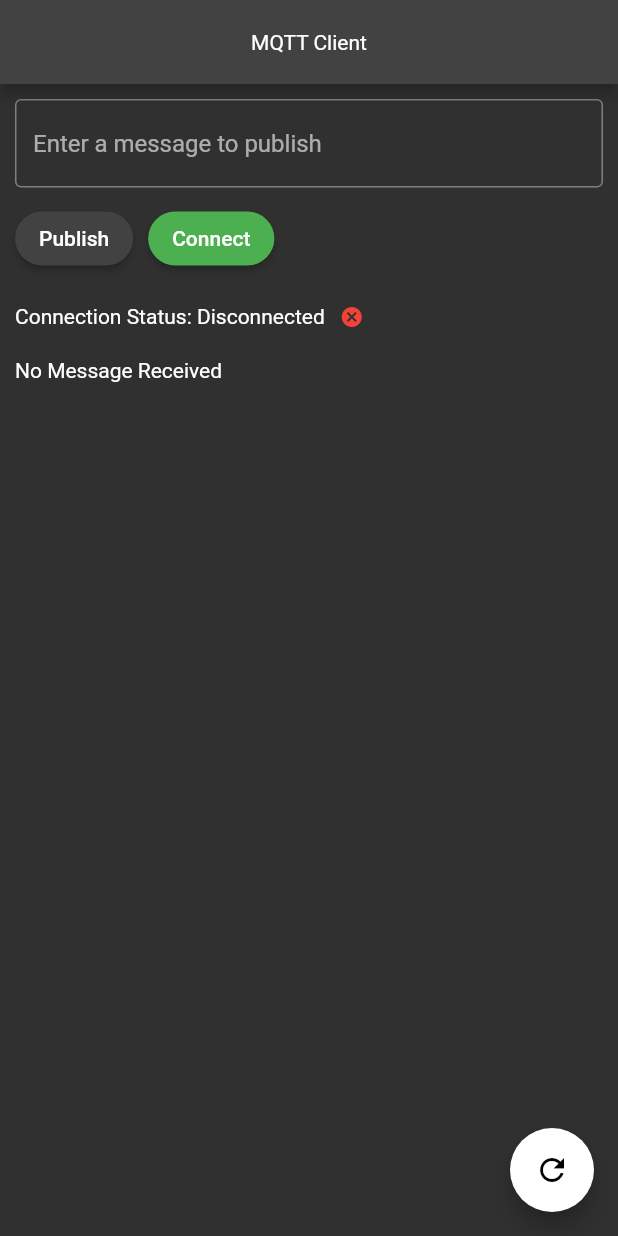
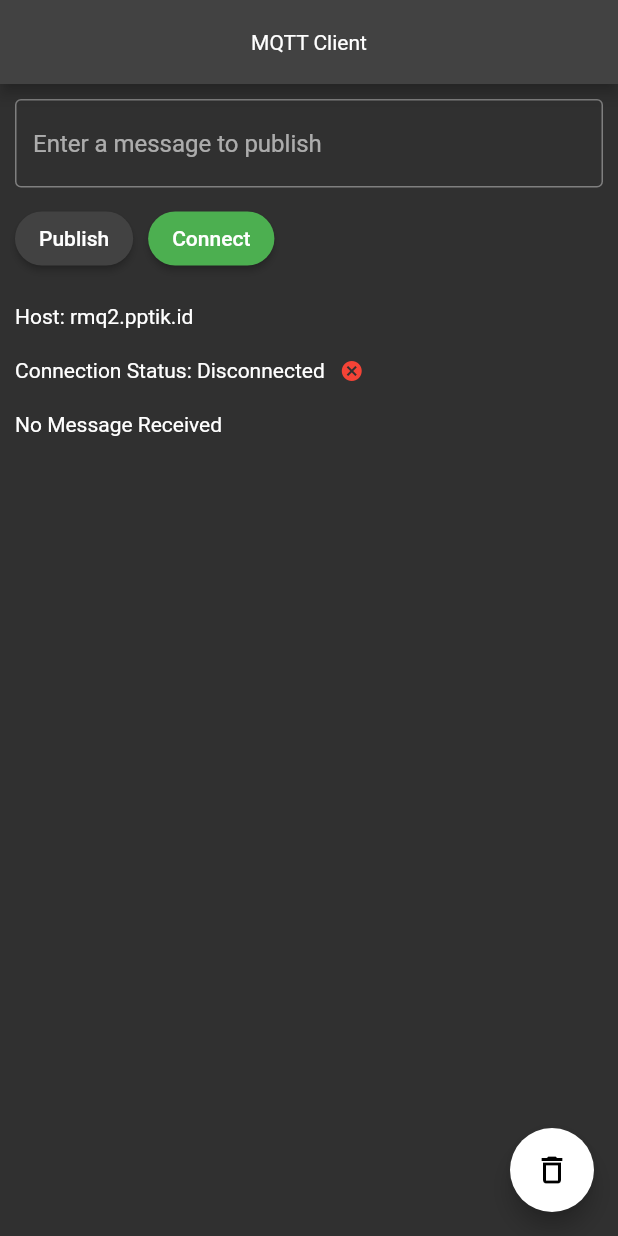
Before and after one commit to mulkihafizh/mqtt-listview, a Flutter app: the screen it shows after launch, on a phone screen of 412 x 824 dp. Run offline on Flutter 3.47's test engine with Material 2 defaults, Android fonts, the phone set to English and light mode, and no system bars; missing offline and left inert: mqtt_client.

Commit message:
Changed the Host to public broker, added unintentional disconnect callback, fixed some bugs

```diff
--- a/lib/home_screen.dart
+++ b/lib/home_screen.dart
@@ -6,6 +6,7 @@ class HomeScreen extends StatefulWidget {
   _HomeScreenState createState() => _HomeScreenState();
 }
 
+String host = 'rmq2.pptik.id';
 String connectionStatus = 'Disconnected';
 String topic = 'testingmessage';
 String publish = '';
@@ -16,7 +17,20 @@ class _HomeScreenState extends State<HomeScreen> {
   @override
   void initState() {
     super.initState();
-    connect();
+    MqttManager.onDisconnectedCall = onDisconnectedCall;
+    connect(host);
+  }
+
+  void onDisconnectedCall() {
+    setState(() {
+      connectionStatus = 'Disconnected';
+    });
+    ScaffoldMessenger.of(context).showSnackBar(
+      const SnackBar(
+        content: Text('Error Connection Timeout or Server Refused to Connect'),
+        duration: Duration(seconds: 1),
+      ),
+    );
   }
 
   @override
@@ -34,7 +48,7 @@ class _HomeScreenState extends State<HomeScreen> {
             ),
           )
         },
-        child: const Icon(Icons.refresh),
+        child: const Icon(Icons.delete_outline),
       ),
       resizeToAvoidBottomInset: false,
       appBar: AppBar(
@@ -101,11 +115,18 @@ class _HomeScreenState extends State<HomeScreen> {
                                   RoundedRectangleBorder(
                                       borderRadius:
                                           BorderRadius.circular(18.0)))),
-                          onPressed: connect,
+                          onPressed: () {
+                            connect(host);
+                            ScaffoldMessenger.of(context).showSnackBar(SnackBar(
+                                duration: const Duration(seconds: 1),
+                                content: Text('Connecting to $host')));
+                          },
                           child: const Text('Connect')),
                   ],
                 )
               ]),
+              const SizedBox(height: 20),
+              Text('Host: $host'),
               const SizedBox(height: 20),
               connectionStates(),
               const SizedBox(height: 20),
@@ -135,8 +156,8 @@ class _HomeScreenState extends State<HomeScreen> {
     super.dispose();
   }
 
-  void connect() {
-    MqttManager.connect();
+  void connect(host) {
+    MqttManager.connect(host);
     MqttManager.onConnected = () {
       MqttManager.subscribe(topic, (String message) {
         setState(() {
--- a/lib/mqtt_service.dart
+++ b/lib/mqtt_service.dart
@@ -1,37 +1,49 @@
 import 'dart:async';
 import 'package:mqtt_client/mqtt_client.dart';
 import 'package:mqtt_client/mqtt_server_client.dart';
+import 'home_screen.dart';
 
 class MqttManager {
-  static MqttServerClient? client;
+  static MqttServerClient? client = MqttServerClient(host, '');
   static Function? onConnected;
   static Function? onDisconnected;
-  static StreamController<MqttConnectionState> _connectionStateController =
-      StreamController<MqttConnectionState>();
+  static Function()? onDisconnectedCall;
+  static bool intentionalDisconnection = false;
+  static final StreamController<MqttConnectionState>
+      _connectionStateController = StreamController<MqttConnectionState>();
   static Stream<MqttConnectionState> get connectionStateStream =>
       _connectionStateController.stream;
-  static void connect() async {
-    client = MqttServerClient('192.168.150.25', '');
-    client!.port = 1883;
-    client!.logging(on: true);
-    client!.onDisconnected = () {
-      print('Disconnected');
+  static void connect(
+    host,
+  ) async {
+    client?.port = 1883;
+    client?.logging(on: true);
+    client?.keepAlivePeriod = 30;
+    client?.setProtocolV311();
+
+    client?.onDisconnected = () {
+      print("Disconnected | Time: ${DateTime.now().toUtc()}");
+      _connectionStateController.add(MqttConnectionState.disconnected);
+      onDisconnected?.call();
+      if (!intentionalDisconnection) {
+        onDisconnectedCall?.call();
+      }
+    };
+    client?.onConnected = () {
+      intentionalDisconnection = false;
+      print('Connected');
+      connectionStatus = 'Connected';
       _connectionStateController.add(MqttConnectionState.connected);
-      onDisconnected?.call();
-    };
-    client!.onConnected = () {
-      print('Connected');
-      _connectionStateController.add(MqttConnectionState.disconnected);
       onConnected?.call();
     };
-    client!.onSubscribed = (String topic) {
+    client?.onSubscribed = (String topic) {
       print('Subscribed to topic $topic');
     };
-    client!.onSubscribeFail = (String topic) {
+    client?.onSubscribeFail = (String topic) {
       print('Failed to subscribe to topic $topic');
     };
     try {
-      await client?.connect('mulki', 'mulki123');
+      await client?.connect('/smkwikramabogor:smkwikramabogor', 'qwerty');
     } catch (e) {
       print('Exception: $e');
       client?.disconnect();
@@ -39,8 +51,8 @@ class MqttManager {
   }
 
   static void subscribe(String topic, Function(String) onMessage) {
-    client!.subscribe(topic, MqttQos.atLeastOnce);
-    client!.updates!.listen((List<MqttReceivedMessage<MqttMessage>> messages) {
+    client?.subscribe(topic, MqttQos.atLeastOnce);
+    client?.updates!.listen((List<MqttReceivedMessage<MqttMessage>> messages) {
       messages.forEach((message) {
         final MqttPublishMessage receivedMessage =
             message.payload as MqttPublishMessage;
@@ -55,10 +67,11 @@ class MqttManager {
   static void publish(String topic, String message) {
     final MqttClientPayloadBuilder builder = MqttClientPayloadBuilder();
     builder.addString(message);
-    client!.publishMessage(topic, MqttQos.exactlyOnce, builder.payload!);
+    client?.publishMessage(topic, MqttQos.atMostOnce, builder.payload!);
   }
 
   static void disconnect() {
+    intentionalDisconnection = true;
     client?.disconnect();
   }
 }
```
